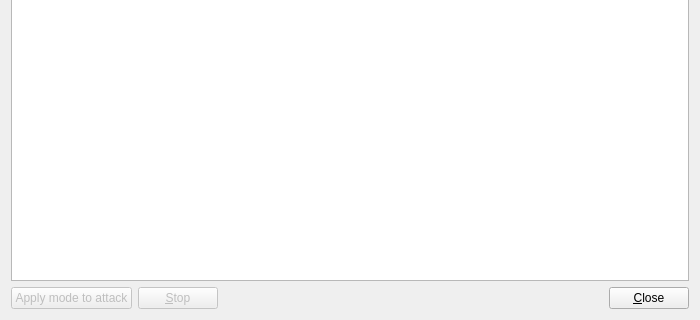
rgroesslinger/hashcat-gui, file src/identifydialog.ui: the form before one commit; both pictures show x 0 to 700 and y 160 to 480 of the 700 by 480 pixel window.
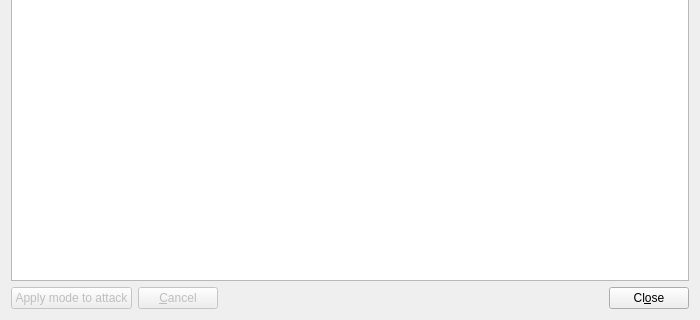
The form after the commit. Custom widgets are drawn as their Qt base class.

Patch:
```diff
--- a/src/identifydialog.ui
+++ b/src/identifydialog.ui
@@ -150,7 +150,7 @@
      <item>
       <widget class="QPushButton" name="pushButton_cancel">
        <property name="text">
-        <string>&amp;Stop</string>
+        <string>&amp;Cancel</string>
        </property>
        <property name="enabled">
         <bool>false</bool>
@@ -176,7 +176,7 @@
      <item>
       <widget class="QPushButton" name="pushButton_close">
        <property name="text">
-        <string>&amp;Close</string>
+        <string>Cl&amp;ose</string>
        </property>
        <property name="autoDefault">
         <bool>false</bool>
```
Left out of the diff: 21 changed lines with no effect on the pictures.
